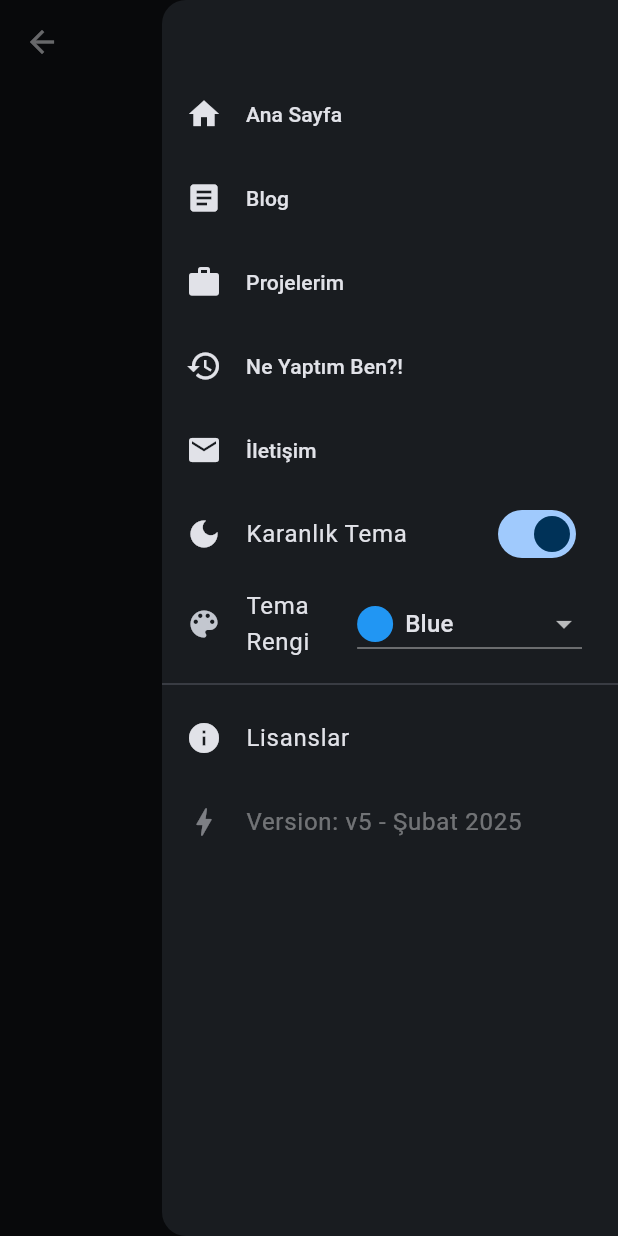
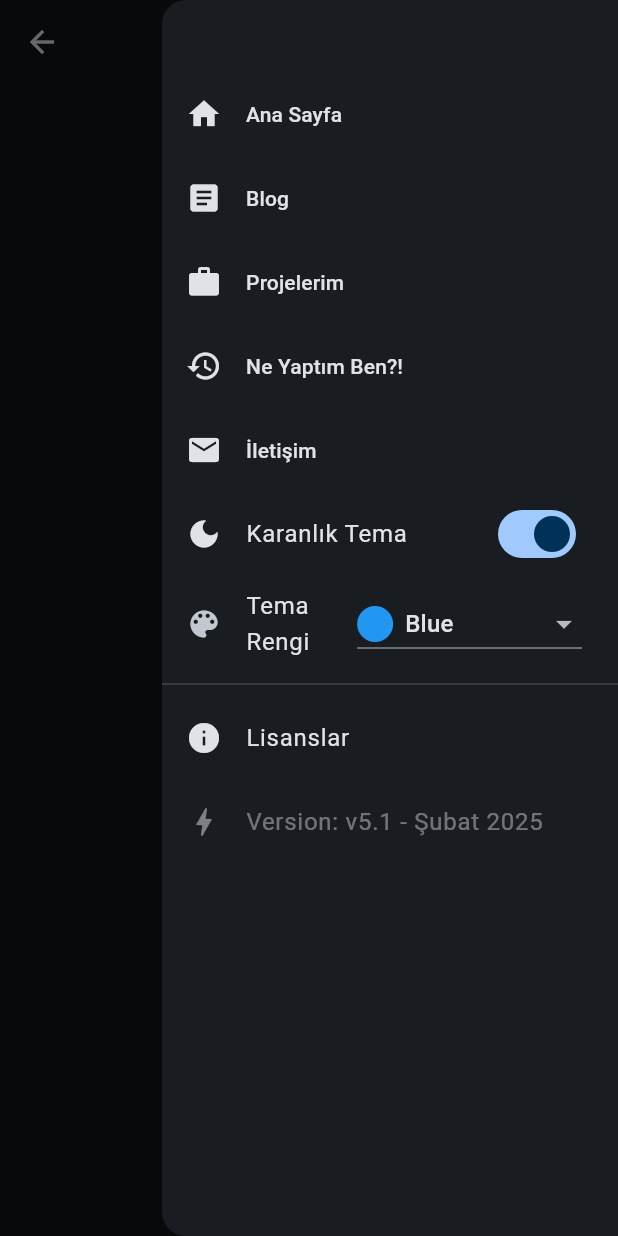
Before and after one commit to emirkalafat/emirklft, a Flutter app: the MainPageScaffold screen opened directly with empty values, with the side drawer open, on a phone screen of 412 x 824 dp. Run offline on Flutter 3.47's test engine with Material 3 defaults, Android fonts, the light colour scheme and no system bars; our stand-ins replace cloud_firestore, email_validator, firebase_analytics, firebase_auth, firebase_core, firebase_storage and 14 more; missing offline and left inert: currency_picker, firebase_ui_auth, firebase_ui_oauth_google; accounts and stored records are empty; network calls fail; Roboto replaces fonts that are missing (Ubuntu).

Commit message:
version bump

```diff
--- a/lib/core/constants.dart
+++ b/lib/core/constants.dart
@@ -18,7 +18,7 @@ abstract class AppConstants {
   static const landingMotto =
       'Yazılım Geliştirici\nElektrik-Elektronik Mühendisi - Bilgisayar Mühendisi';
 
-  static const appVersion = 'Version: v5 - Şubat 2025';
+  static const appVersion = 'Version: v5.1 - Şubat 2025';
 
   static const webSiteURL = 'aemikalafat.com';
   static const gitHubProfileURL = 'https://github.com/emirkalafat';
--- a/pubspec.yaml
+++ b/pubspec.yaml
@@ -15,7 +15,7 @@ publish_to: 'none' # Remove this line if you wish to publish to pub.dev
 # In iOS, build-name is used as CFBundleShortVersionString while build-number used as CFBundleVersion.
 # Read more about iOS versioning at
 # https://developer.apple.com/library/archive/documentation/General/Reference/InfoPlistKeyReference/Articles/CoreFoundationKeys.html
-version: "5.0.0-beta"
+version: "5.1.0"
 
 environment:
   sdk: ">=3.0.0 <4.0.0"
```
